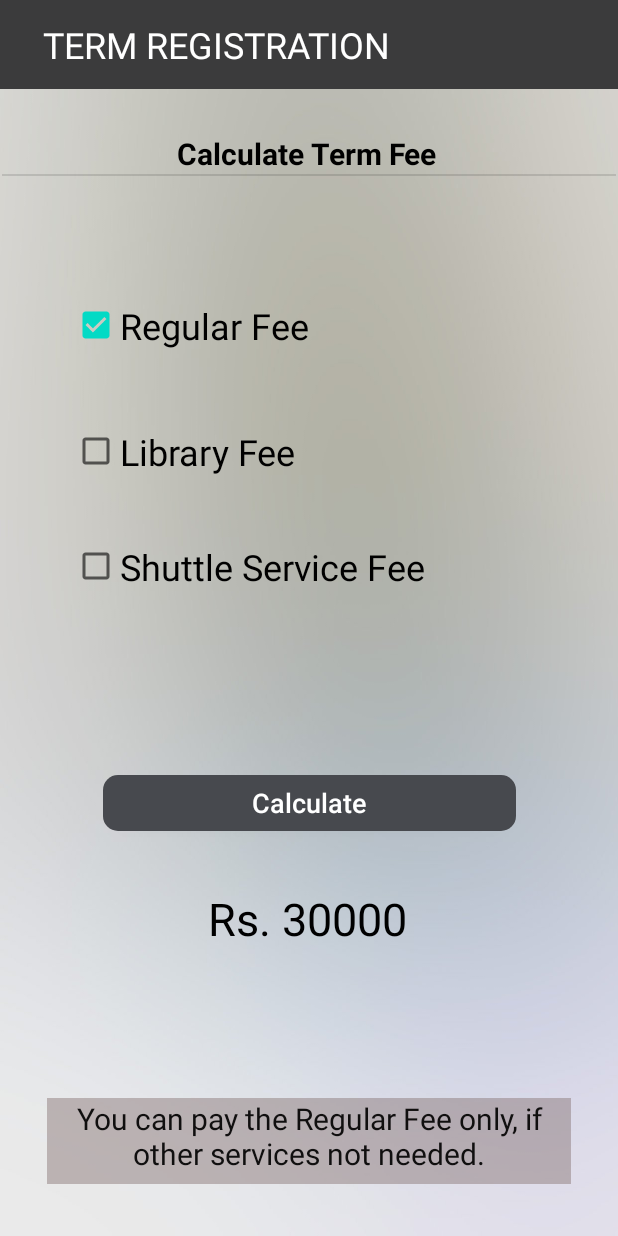
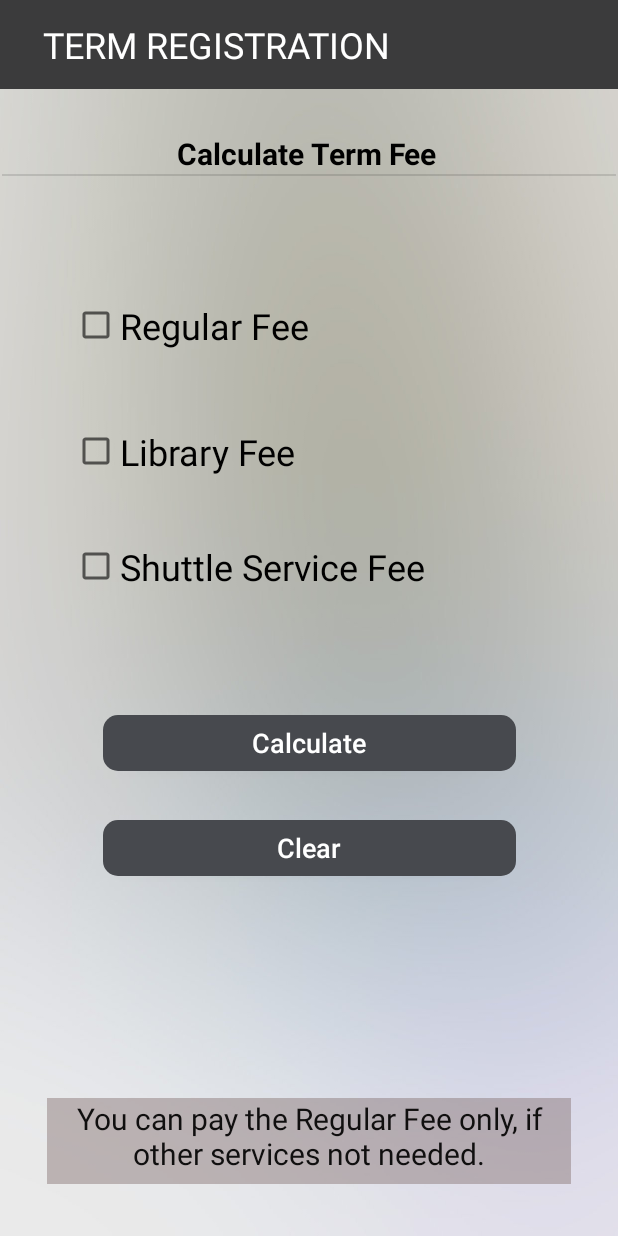
Before and after one commit to kasunavodya/YORK-4-Android-MAD, an Android app: the CalculateTF screen opened directly, with no data from a screen before it, after a tap on "Calculate", on a phone screen of 412 x 824 dp. Run offline under Robolectric (Android 15) with nearby library versions, the light colour scheme and no system bars.

Commit message:
Hogwarts MAD Commit 3

```diff
--- a/app/src/main/java/com/example/york_4_android_app/CalculateTF.java
+++ b/app/src/main/java/com/example/york_4_android_app/CalculateTF.java
@@ -1,22 +1,17 @@
 package com.example.york_4_android_app;
 
+import android.annotation.SuppressLint;
 import android.os.Bundle;
 import android.view.View;
 import android.widget.Button;
 import android.widget.CheckBox;
 import android.widget.TextView;
-
 import androidx.appcompat.app.AppCompatActivity;
 
 public class CalculateTF extends AppCompatActivity {
-    Button add;
+    Button add, clear;
     TextView answer;
-
-    CheckBox checkBox1, checkBox2;
-    private int RegularFee = 30000;
-    private int LibraryFee = 2000;
-    private int ShuttleFee = 5000;
-    private int Sum;
+    CheckBox checkBox1, checkBox2, checkBox3;
 
     @Override
     protected void onCreate(Bundle savedInstanceState) {
@@ -24,47 +19,63 @@ public class CalculateTF extends AppCompatActivity {
         setContentView(R.layout.activity_calculate_t_f);
 
         add = findViewById(R.id.btn);
-        checkBox1 = findViewById(R.id.chb1);
-        checkBox1 = findViewById(R.id.chb2);
+        clear = findViewById(R.id.clearBtn);
+        checkBox1 = findViewById(R.id.ChkBx1);
+        checkBox2 = findViewById(R.id.chb1);
+        checkBox3 = findViewById(R.id.chb2);
         answer = findViewById(R.id.result);
     }
 
     public void ClickMe(View v) {
-        if(checkBox1.isChecked() == true){
 
+        add.setOnClickListener(new View.OnClickListener() {
+            @SuppressLint("SetTextI18n")
+            @Override
+            public void onClick(View v) {
 
-            add.setOnClickListener(new View.OnClickListener(){
-                @Override
-                public void onClick(View view) {
-                    Sum = RegularFee + LibraryFee;
-                    answer.setText("Rs. "+ String.valueOf(Sum));
+                if (checkBox1.isChecked() && !checkBox2.isChecked() && !checkBox3.isChecked()) {
+                    answer.setText("Rs: " + 30000);
                 }
-            });
-        }
 
-        else if(checkBox1.isChecked() == true) {
+                else if (checkBox2.isChecked() && !checkBox1.isChecked() && !checkBox3.isChecked()) {
+                    answer.setText("Rs: " + 2000);
+                }
 
-            add.setOnClickListener(new View.OnClickListener() {
-                @Override
-                public void onClick(View view) {
-                    Sum = RegularFee + ShuttleFee;
-                    answer.setText("Rs. " + String.valueOf(Sum));
+                else if (checkBox3.isChecked() && !checkBox1.isChecked() && !checkBox2.isChecked()) {
+                    answer.setText("Rs: " + 5000);
                 }
-            });
-        }
 
-        else if(checkBox1.isChecked() == true && checkBox2.isChecked() == true){
+                else if (checkBox1.isChecked() && checkBox2.isChecked() && !checkBox3.isChecked()) {
+                    answer.setText("Rs: " + 32000);
+                }
 
-            add.setOnClickListener(new View.OnClickListener(){
-                @Override
-                public void onClick(View view) {
-                    Sum = RegularFee + LibraryFee + ShuttleFee;
-                    answer.setText("Rs. "+ String.valueOf(Sum));
+                else if (checkBox1.isChecked() && checkBox3.isChecked() && !checkBox2.isChecked()) {
+                    answer.setText("Rs: " + 35000);
                 }
-            });
-        }
-        else {
-            answer.setText("Rs. "+ String.valueOf(RegularFee));
-        }
+
+                else if (checkBox2.isChecked() && checkBox3.isChecked() && !checkBox1.isChecked()) {
+                    answer.setText("Rs: " + 7000);
+                }
+
+                else if (checkBox1.isChecked() && checkBox2.isChecked() && checkBox3.isChecked()) {
+                    answer.setText("Rs: " + 37000);
+                }
+
+                else {
+                    answer.setText("Rs: " + 0);
+                }
+            }
+        });
+
+        clear.setOnClickListener(new View.OnClickListener() {
+            @Override
+            public void onClick(View v) {
+                checkBox1.setChecked(false);
+                checkBox2.setChecked(false);
+                checkBox3.setChecked(false);
+                answer.setText("");
+            }
+        });
+
     }
 }
--- a/app/src/main/res/layout/activity_calculate_t_f.xml
+++ b/app/src/main/res/layout/activity_calculate_t_f.xml
@@ -27,7 +27,6 @@
         android:id="@+id/ChkBx1"
         android:layout_width="wrap_content"
         android:layout_height="wrap_content"
-        android:checked="true"
         android:text="@string/Text19"
         android:textSize="24sp"
         app:layout_constraintBottom_toBottomOf="parent"
@@ -114,20 +113,19 @@
         app:layout_constraintEnd_toEndOf="parent"
         app:layout_constraintStart_toStartOf="parent"
         app:layout_constraintTop_toTopOf="parent"
-        app:layout_constraintVertical_bias="0.657" />
+        app:layout_constraintVertical_bias="0.606" />
 
     <TextView
         android:id="@+id/result"
         android:layout_width="135dp"
         android:layout_height="36dp"
-        android:text="Rs. 30000"
         android:textColor="#000000"
         android:textSize="30sp"
         app:layout_constraintBottom_toBottomOf="parent"
         app:layout_constraintEnd_toEndOf="parent"
         app:layout_constraintStart_toStartOf="parent"
         app:layout_constraintTop_toTopOf="parent"
-        app:layout_constraintVertical_bias="0.751" />
+        app:layout_constraintVertical_bias="0.784" />
 
     <TextView
         android:id="@+id/textView5"
@@ -144,4 +142,20 @@
         app:layout_constraintTop_toTopOf="parent"
         app:layout_constraintVertical_bias="0.955" />
 
+    <Button
+        android:id="@+id/clearBtn"
+        android:layout_width="275dp"
+        android:layout_height="37dp"
+        android:background="@drawable/cust_button"
+        android:onClick="ClickMe"
+        android:text="Clear"
+        android:textAllCaps="false"
+        android:textColor="#FFFFFF"
+        android:textSize="18sp"
+        app:layout_constraintBottom_toBottomOf="parent"
+        app:layout_constraintEnd_toEndOf="parent"
+        app:layout_constraintStart_toStartOf="parent"
+        app:layout_constraintTop_toTopOf="parent"
+        app:layout_constraintVertical_bias="0.695" />
+
 </androidx.constraintlayout.widget.ConstraintLayout>
```
Also changed, not shown: app/src/main/java/com/example/york_4_android_app/MainTermRegister.java (+11 -14 lines), 2 other files.
